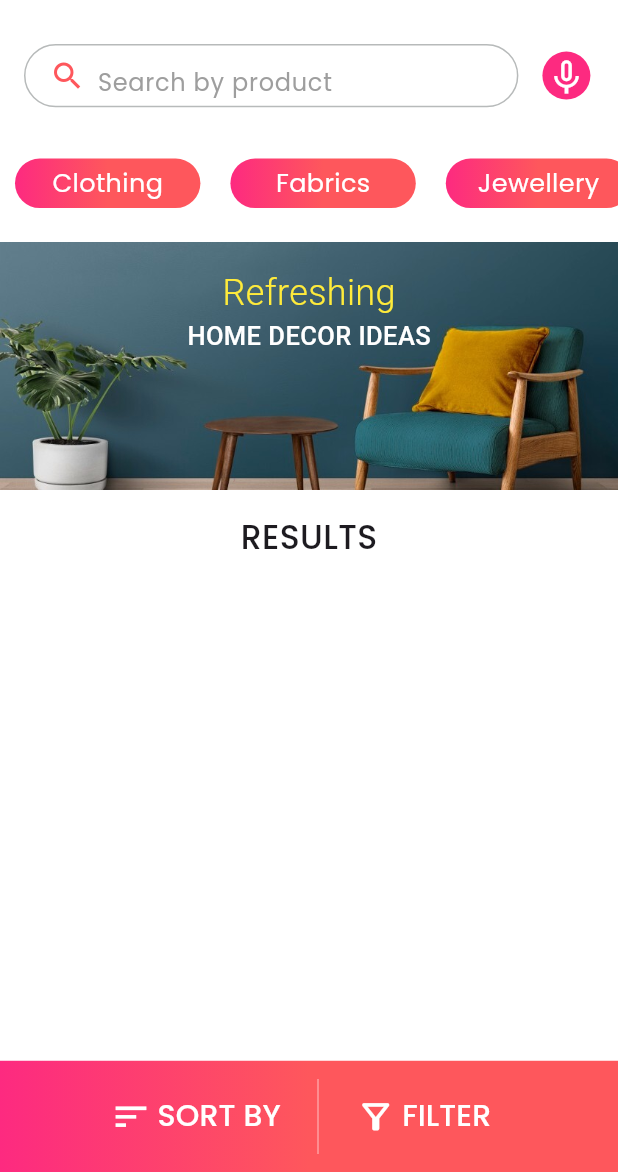
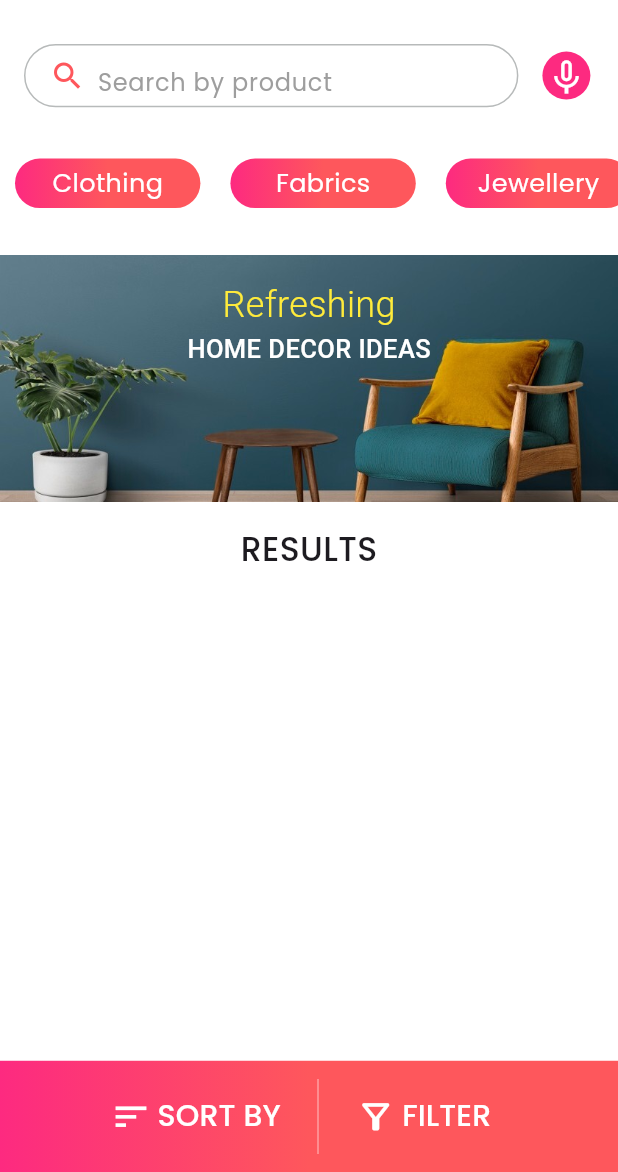
Before and after one commit to Sandrapc1/platform_myhrakii, a Flutter app: the ListingScreen screen opened directly, on a phone screen of 412 x 824 dp, the part 64-1236 px from its top. Run offline on Flutter 3.47's test engine with Material 3 defaults, Android fonts, the phone set to English and light mode, and no system bars; our stand-ins replace carousel_slider, flick_video_player, font_awesome_flutter, get, google_fonts, palette_generator and 3 more; missing offline and left inert: order_tracker_zen; network calls fail.

Commit message:
add the sizedbox

```diff
--- a/lib/src/views/listing/listing_screen.dart
+++ b/lib/src/views/listing/listing_screen.dart
@@ -65,7 +65,7 @@ class ListingScreen extends StatelessWidget {
                     );
                   }),
             ),
-            // SizedBox(height: size.height * 0.02),
+            SizedBox(height: size.height * 0.01),
             Container(
               height: size.height * 0.2,
               width: size.width,
```
